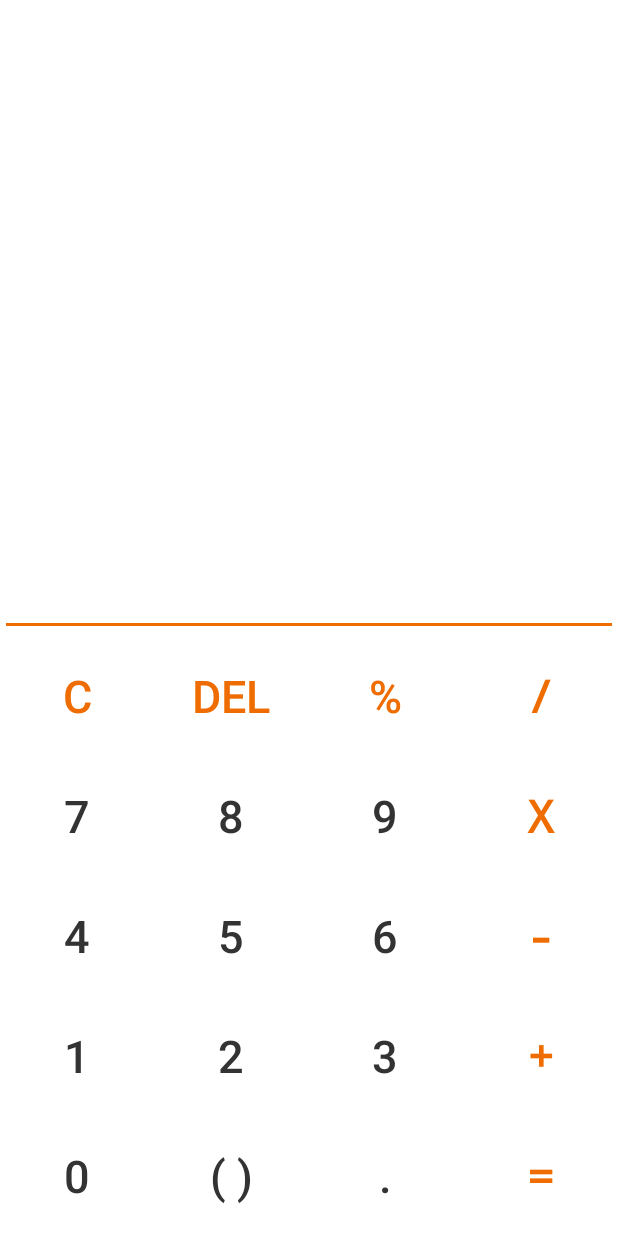
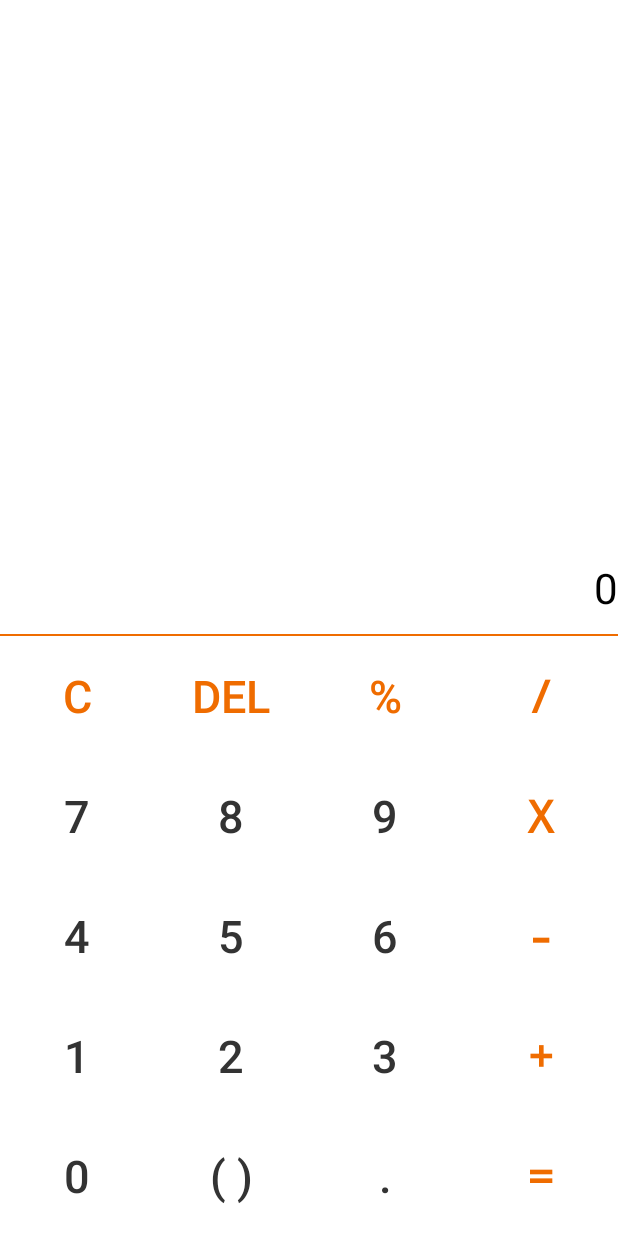
Before and after one commit to RakeshBhardwaj-coder/Calculator, an Android app: the screen it shows after launch (MyCalculator), after a tap on an icon or button, on a phone screen of 412 x 824 dp. Run offline under Robolectric (Android 15) with nearby library versions, the phone set to English and light mode, and no system bars.

Commit message:
Ui made good and calculation patter has changed.

```diff
--- a/app/src/main/java/rakesh/app/mycalculator/MyCalculator.java
+++ b/app/src/main/java/rakesh/app/mycalculator/MyCalculator.java
@@ -2,8 +2,11 @@ package rakesh.app.mycalculator;
 
 import androidx.appcompat.app.AppCompatActivity;
 
+import android.graphics.Color;
 import android.os.Bundle;
+import android.text.Editable;
 import android.text.SpannableStringBuilder;
+import android.text.TextWatcher;
 import android.view.View;
 import android.widget.EditText;
 import android.widget.TextView;
@@ -23,6 +26,34 @@ public class MyCalculator extends AppCompatActivity {
         expression = findViewById((R.id.preCalculation));
         calculatedResult = findViewById(R.id.calculatedResult);
         display.setShowSoftInputOnFocus(false);
+
+        display.addTextChangedListener(new TextWatcher() {
+            @Override
+            public void beforeTextChanged(CharSequence charSequence, int i, int i1, int i2) {
+
+            }
+
+            @Override
+            public void onTextChanged(CharSequence charSequence, int i, int i1, int i2) {
+                display.setTextColor(Color.BLACK);
+                display.setTextSize(32.0f);
+                calculatedResult.setTextColor(Color.GRAY);
+                calculatedResult.setTextSize(28.0f);
+                String userExp = display.getText().toString();
+                Expression exp = new Expression(userExp);
+                double result = exp.calculate();
+                if(result % 1 == 0 ){
+                    calculatedResult.setText("= " + (int) result);
+                }else{
+                    calculatedResult.setText("= " + result);
+                }
+            }
+
+            @Override
+            public void afterTextChanged(Editable editable) {
+
+            }
+        });
     }
 
     private void updateText(String strToAdd){
@@ -38,7 +69,8 @@ public class MyCalculator extends AppCompatActivity {
     public void clearBtn(View view){
         display.setText("");
         expression.setText("");
-        calculatedResult.setText("");
+        calculatedResult.setText("0");
+        calculatedResult.setTextColor(Color.BLACK);
     }
 
     public void zeroBtn(View view ){
@@ -135,27 +167,10 @@ public class MyCalculator extends AppCompatActivity {
     }
 
     public void equalsBtn(View view){
-        String userExp = display.getText().toString();
-//    userExp = userExp.replaceAll("%","/");
-//    userExp = userExp.replaceAll("","*");
-
-        String preCalcuation = userExp; //this will take previous expression to show.
-
-        Expression exp = new Expression(preCalcuation);
-        expression.setText(preCalcuation);
-
-        double result = exp.calculate();
-//        DecimalFormat format = new DecimalFormat();
-//        format.setDecimalSeparatorAlwaysShown(false);
-        if(result % 1 == 0 ){
-            calculatedResult.setText("= " + (int) result);
-        }else{
-            calculatedResult.setText("= " + result);
-        }
-
-        display.setText(" ");
-//            display.setSelection(String.valueOf(result).length());
-
+        display.setTextSize(28.0f);
+        display.setTextColor(Color.GRAY);
+        calculatedResult.setTextSize(40.0f);
+        calculatedResult.setTextColor(Color.BLACK);
 
     }
 }
--- a/app/src/main/res/layout/activity_my_calculator.xml
+++ b/app/src/main/res/layout/activity_my_calculator.xml
@@ -5,6 +5,8 @@
     android:layout_width="match_parent"
     android:layout_height="match_parent"
     tools:context=".MyCalculator">
+
+
 
     <LinearLayout
         android:layout_width="fill_parent"
@@ -20,15 +22,6 @@
             android:minHeight="50dp"
             android:textAlignment="textEnd"
             android:textSize="28sp"></TextView>
-        <TextView
-            android:id="@+id/calculatedResult"
-            android:layout_width="match_parent"
-            android:layout_height="wrap_content"
-            android:minHeight="50dp"
-            android:textAlignment="textEnd"
-            android:text =""
-            android:textColor="@color/orangeColor"
-            android:textSize="32dp" />
         <EditText
             android:cursorVisible="false"
             android:id="@+id/input"
@@ -36,9 +29,23 @@
             android:layout_height="wrap_content"
             android:minHeight="50dp"
             android:textAlignment="textEnd"
-            android:textColor="@color/orangeColor"
-            android:textSize="28dp"
+            android:textColor="@color/black"
+            android:textSize="28sp"
             tools:ignore="SpeakableTextPresentCheck"></EditText>
+        <TextView
+            android:id="@+id/calculatedResult"
+            android:layout_width="match_parent"
+            android:layout_height="wrap_content"
+            android:minHeight="50dp"
+            android:textAlignment="textEnd"
+            android:text ="0"
+            android:textColor="@color/black"
+            android:textSize="32sp" />
+        <View
+            android:layout_height="1dp"
+            android:layout_width="wrap_content"
+            android:background="@color/orangeColor"
+            ></View>
 
 
         <LinearLayout
--- a/app/src/main/res/values/colors.xml
+++ b/app/src/main/res/values/colors.xml
@@ -6,6 +6,8 @@
     <color name="teal_200">#FF03DAC5</color>
     <color name="teal_700">#FF018786</color>
     <color name="black">#FF000000</color>
+    <color name="gray">#CACACA</color>
+
     <color name="white">#FFFFFFFF</color>
 
     <color name="orangeColor">#EF6C00</color>
--- a/app/src/main/res/values/themes.xml
+++ b/app/src/main/res/values/themes.xml
@@ -6,7 +6,7 @@
         <item name="colorPrimaryVariant">@color/orangeColor</item>
         <item name="colorOnPrimary">@color/white</item>
         <!-- Secondary brand color. -->
-        <item name="colorSecondary">@color/orangeColor</item>
+        <item name="colorSecondary">@color/backgroudButtonColor</item>
         <item name="colorSecondaryVariant">@color/teal_700</item>
         <item name="colorOnSecondary">@color/black</item>
         <!-- Status bar color. -->
```
